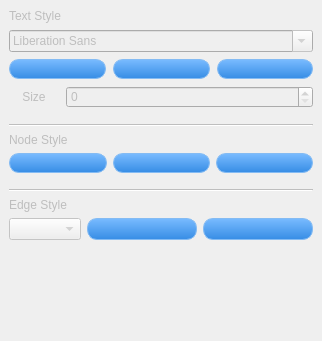
Before: the Qt Designer form forms/propertytab.ui in babmukgohazo/pmind, drawn with Qt 5.
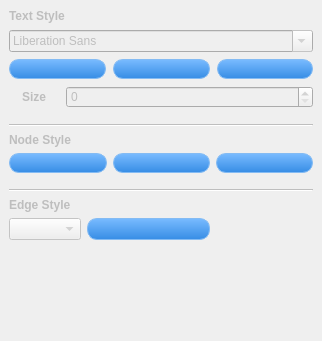
After: the same form once the commit is applied.

Commit message: FIX: 엣지 색깔 변경 버튼 제거, mainwindow의 scaleCombo의 Current 값을 100으로 변경

```diff
--- a/forms/propertytab.ui
+++ b/forms/propertytab.ui
@@ -12,7 +12,7 @@
    <rect>
     <x>0</x>
     <y>0</y>
-    <width>250</width>
+    <width>322</width>
     <height>341</height>
    </rect>
   </property>
@@ -24,7 +24,7 @@
   </property>
   <property name="minimumSize">
    <size>
-    <width>250</width>
+    <width>322</width>
     <height>341</height>
    </size>
   </property>
@@ -34,6 +34,12 @@
     <height>341</height>
    </size>
   </property>
+  <property name="font">
+   <font>
+    <weight>75</weight>
+    <bold>true</bold>
+   </font>
+  </property>
   <property name="styleSheet">
    <string notr="true">QPushButton { 
 	background-color:QLinearGradient(x1: 0, y1: 0, x2: 0, y2: 1, stop: 0 #79bbff, stop: 1 #378de5);
@@ -96,6 +102,12 @@
           <height>15</height>
          </size>
         </property>
+        <property name="font">
+         <font>
+          <weight>75</weight>
+          <bold>true</bold>
+         </font>
+        </property>
         <property name="text">
          <string>Text Style</string>
         </property>
@@ -170,6 +182,12 @@
             <height>16777215</height>
            </size>
           </property>
+          <property name="font">
+           <font>
+            <weight>75</weight>
+            <bold>true</bold>
+           </font>
+          </property>
           <property name="text">
            <string>Size</string>
           </property>
@@ -212,6 +230,12 @@
           <height>20</height>
          </size>
         </property>
+        <property name="font">
+         <font>
+          <weight>75</weight>
+          <bold>true</bold>
+         </font>
+        </property>
         <property name="text">
          <string>Node Style</string>
         </property>
@@ -273,13 +297,19 @@
      <layout class="QVBoxLayout" name="verticalLayout_4">
       <item>
        <widget class="QLabel" name="label_4">
+        <property name="font">
+         <font>
+          <weight>75</weight>
+          <bold>true</bold>
+         </font>
+        </property>
         <property name="text">
          <string>Edge Style</string>
         </property>
        </widget>
       </item>
       <item>
-       <layout class="QHBoxLayout" name="horizontalLayout_4">
+       <layout class="QHBoxLayout" name="horizontalLayout_4" stretch="1,1,1">
         <item>
          <widget class="QComboBox" name="lineWidthComboBox">
           <property name="sizePolicy">
@@ -304,17 +334,20 @@
          </widget>
         </item>
         <item>
-         <widget class="QPushButton" name="lineColorButton">
-          <property name="sizePolicy">
-           <sizepolicy hsizetype="Preferred" vsizetype="Preferred">
-            <horstretch>0</horstretch>
-            <verstretch>0</verstretch>
-           </sizepolicy>
+         <spacer name="horizontalSpacer">
+          <property name="orientation">
+           <enum>Qt::Horizontal</enum>
           </property>
-          <property name="text">
-           <string/>
+          <property name="sizeType">
+           <enum>QSizePolicy::Fixed</enum>
           </property>
-         </widget>
+          <property name="sizeHint" stdset="0">
+           <size>
+            <width>103</width>
+            <height>19</height>
+           </size>
+          </property>
+         </spacer>
         </item>
        </layout>
       </item>
```
Left out of the diff: 9 changed lines with no effect on the pictures. The commit also changes 2 other files.
